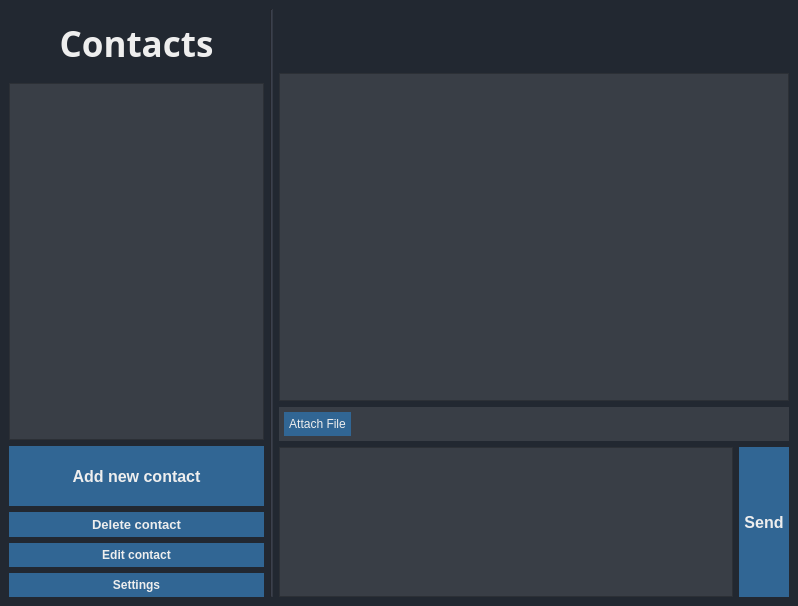
sadowicz/p2p_communicator, file p2p_comunicator/app/mainwindow.ui: the form before one commit.
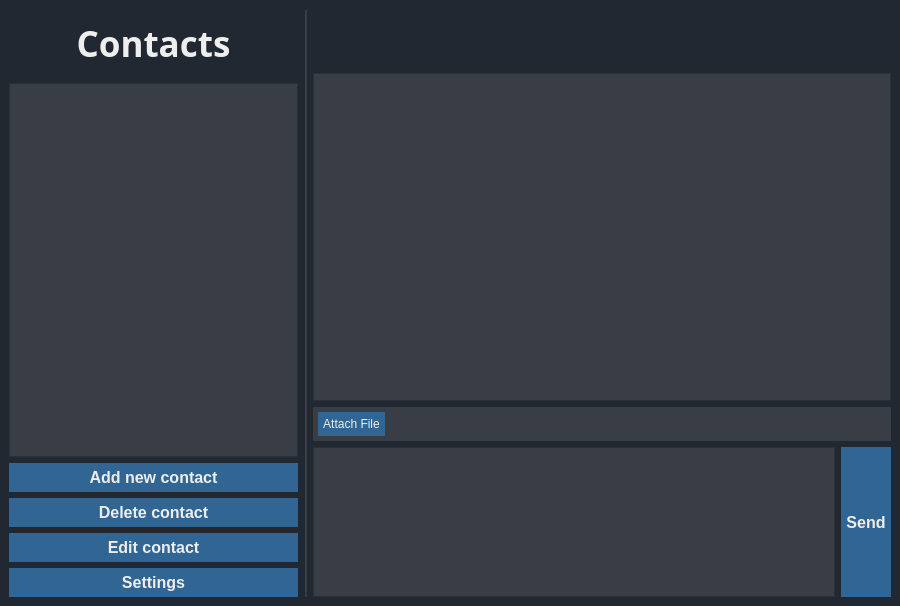
The form after the commit.

Commit message: + fixed settings window

```diff
--- a/p2p_comunicator/app/mainwindow.ui
+++ b/p2p_comunicator/app/mainwindow.ui
@@ -6,10 +6,16 @@
    <rect>
     <x>0</x>
     <y>0</y>
-    <width>798</width>
+    <width>900</width>
     <height>606</height>
    </rect>
   </property>
+  <property name="minimumSize">
+   <size>
+    <width>900</width>
+    <height>600</height>
+   </size>
+  </property>
   <property name="windowTitle">
    <string>P2P Communicator</string>
   </property>
@@ -198,7 +204,7 @@
           <property name="minimumSize">
            <size>
             <width>0</width>
-            <height>60</height>
+            <height>0</height>
            </size>
           </property>
           <property name="font">
@@ -220,7 +226,7 @@
          <widget class="QPushButton" name="pbDeleteContact">
           <property name="font">
            <font>
-            <pointsize>10</pointsize>
+            <pointsize>12</pointsize>
             <weight>75</weight>
             <bold>true</bold>
            </font>
@@ -237,6 +243,7 @@
          <widget class="QPushButton" name="pbEditContact">
           <property name="font">
            <font>
+            <pointsize>12</pointsize>
             <weight>75</weight>
             <bold>true</bold>
            </font>
@@ -253,6 +260,7 @@
          <widget class="QPushButton" name="pbSettings">
           <property name="font">
            <font>
+            <pointsize>12</pointsize>
             <weight>75</weight>
             <bold>true</bold>
            </font>
```
The commit also changes 4 other files.
